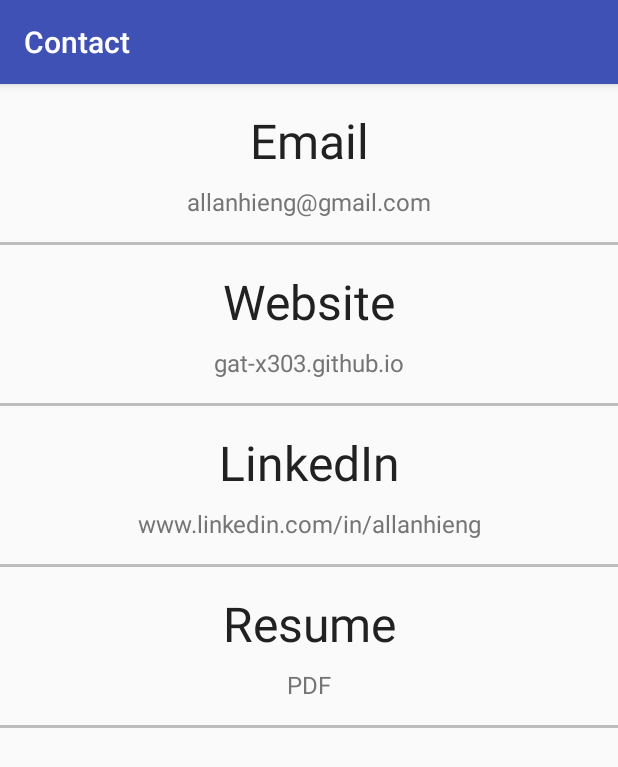
After one commit to GAT-X303/AndroidPortfolio, an Android app: the ContactActivity screen opened directly, with no data from a screen before it, on a phone screen of 412 x 824 dp. The commit adds this screen. Shown: the top 767 px of the screen. Run offline under Robolectric (Android 15) with nearby library versions, the phone set to English and light mode, and no system bars.

Commit message:
Verison 0.4
-Added contact section
-Basic funtionality is complete
-Verison 1.0 after visual polish

```diff
--- a/AndroidPortfolio/app/src/main/AndroidManifest.xml
+++ b/AndroidPortfolio/app/src/main/AndroidManifest.xml
@@ -24,6 +24,9 @@
         <activity
             android:name=".ProjectsActivity"
             android:label="@string/projects" />
+        <activity
+            android:name=".ContactActivity"
+            android:label="@string/contact" />
     </application>
 
 </manifest>
--- /dev/null
+++ b/AndroidPortfolio/app/src/main/java/io/github/gat_x303/androidportfolio/ContactActivity.java
@@ -0,0 +1,68 @@
+package io.github.gat_x303.androidportfolio;
+
+import android.content.Intent;
+import android.net.Uri;
+import android.os.Bundle;
+import android.support.v7.app.AppCompatActivity;
+import android.view.View;
+import android.widget.LinearLayout;
+
+/**
+ * Created by allan on 2017-08-15.
+ */
+
+public class ContactActivity extends AppCompatActivity {
+    @Override
+    protected void onCreate(Bundle savedInstanceState) {
+        super.onCreate(savedInstanceState);
+        setContentView(R.layout.activity_contact);
+
+        LinearLayout emailView = (LinearLayout) findViewById(R.id.email);
+        LinearLayout websiteView = (LinearLayout) findViewById(R.id.website);
+        LinearLayout linkedinView = (LinearLayout) findViewById(R.id.linkedin);
+        LinearLayout resumeView = (LinearLayout) findViewById(R.id.resume);
+
+        final String websiteUrl = "https://gat-x303.github.io/";
+        final String linkedinUrl = "https://www.linkedin.com/in/allanhieng/";
+        final String resumeUrl = "https://docs.google.com/document/d/1k1JO39JSCCKBqi6_zjnVVQPLvJ6Chp8DMtt8ciPemnc/edit?usp=sharing";
+
+
+        emailView.setOnClickListener(new View.OnClickListener() {
+            @Override
+            public void onClick(View v) {
+                Intent intent = new Intent(Intent.ACTION_SEND);
+                intent.setType("message/rfc822");
+                intent.putExtra(Intent.EXTRA_EMAIL, new String[]{"allanhieng@gmail.com"});
+                v.getContext().startActivity(intent);
+            }
+        });
+
+        websiteView.setOnClickListener(new View.OnClickListener() {
+            @Override
+            public void onClick(View v) {
+                Intent intent = new Intent((Intent.ACTION_VIEW));
+                intent.setData(Uri.parse(websiteUrl));
+                v.getContext().startActivity(intent);
+            }
+        });
+
+        linkedinView.setOnClickListener(new View.OnClickListener() {
+            @Override
+            public void onClick(View v) {
+                Intent intent = new Intent((Intent.ACTION_VIEW));
+                intent.setData(Uri.parse(linkedinUrl));
+                v.getContext().startActivity(intent);
+            }
+        });
+
+        resumeView.setOnClickListener(new View.OnClickListener() {
+            @Override
+            public void onClick(View v) {
+                Intent intent = new Intent((Intent.ACTION_VIEW));
+                intent.setData(Uri.parse(resumeUrl));
+                v.getContext().startActivity(intent);
+            }
+        });
+
+    }
+}
--- a/AndroidPortfolio/app/src/main/java/io/github/gat_x303/androidportfolio/MainActivity.java
+++ b/AndroidPortfolio/app/src/main/java/io/github/gat_x303/androidportfolio/MainActivity.java
@@ -50,6 +50,14 @@
             }
         });
 
+        contactView.setOnClickListener(new View.OnClickListener() {
+            @Override
+            public void onClick(View v) {
+                Intent contactIntent = new Intent(MainActivity.this, ContactActivity.class);
+                startActivity(contactIntent);
+            }
+        });
+
         //
 
     }
--- /dev/null
+++ b/AndroidPortfolio/app/src/main/res/layout/activity_contact.xml
@@ -0,0 +1,136 @@
+<?xml version="1.0" encoding="utf-8"?>
+<LinearLayout xmlns:android="http://schemas.android.com/apk/res/android"
+    android:layout_width="match_parent"
+    android:layout_height="match_parent"
+    android:orientation="vertical">
+
+    <LinearLayout
+        android:id="@+id/email"
+        android:layout_width="match_parent"
+        android:layout_height="wrap_content"
+        android:orientation="vertical">
+
+        <TextView
+            android:layout_width="match_parent"
+            android:layout_height="wrap_content"
+            android:gravity="center"
+            android:paddingBottom="8dp"
+            android:paddingTop="16dp"
+            android:text="Email"
+            android:textColor="@color/primary_text"
+            android:textSize="32sp" />
+
+        <TextView
+            android:layout_width="match_parent"
+            android:layout_height="wrap_content"
+            android:gravity="center"
+            android:paddingBottom="16dp"
+            android:text="allanhieng@gmail.com"
+            android:textColor="@color/secondary_text"
+            android:textSize="16sp" />
+
+    </LinearLayout>
+
+    <View
+        android:layout_width="fill_parent"
+        android:layout_height="2dp"
+        android:background="@color/divider" />
+
+    <LinearLayout
+        android:id="@+id/website"
+        android:layout_width="match_parent"
+        android:layout_height="wrap_content"
+        android:orientation="vertical">
+
+        <TextView
+            android:layout_width="match_parent"
+            android:layout_height="wrap_content"
+            android:gravity="center"
+            android:paddingBottom="8dp"
+            android:paddingTop="16dp"
+            android:text="Website"
+            android:textColor="@color/primary_text"
+            android:textSize="32sp" />
+
+        <TextView
+            android:layout_width="match_parent"
+            android:layout_height="wrap_content"
+            android:gravity="center"
+            android:paddingBottom="16dp"
+            android:text="gat-x303.github.io"
+            android:textColor="@color/secondary_text"
+            android:textSize="16sp" />
+
+    </LinearLayout>
+
+    <View
+        android:layout_width="fill_parent"
+        android:layout_height="2dp"
+        android:background="@color/divider" />
+
+    <LinearLayout
+        android:id="@+id/linkedin"
+        android:layout_width="match_parent"
+        android:layout_height="wrap_content"
+        android:orientation="vertical">
+
+        <TextView
+            android:layout_width="match_parent"
+            android:layout_height="wrap_content"
+            android:gravity="center"
+            android:paddingBottom="8dp"
+            android:paddingTop="16dp"
+            android:text="LinkedIn"
+            android:textColor="@color/primary_text"
+            android:textSize="32sp" />
+
+        <TextView
+            android:layout_width="match_parent"
+            android:layout_height="wrap_content"
+            android:gravity="center"
+            android:paddingBottom="16dp"
+            android:text="www.linkedin.com/in/allanhieng"
+            android:textColor="@color/secondary_text"
+            android:textSize="16sp" />
+
+    </LinearLayout>
+
+    <View
+        android:layout_width="fill_parent"
+        android:layout_height="2dp"
+        android:background="@color/divider" />
+
+    <LinearLayout
+        android:id="@+id/resume"
+        android:layout_width="match_parent"
+        android:layout_height="wrap_content"
+        android:orientation="vertical">
+
+        <TextView
+            android:layout_width="match_parent"
+            android:layout_height="wrap_content"
+            android:gravity="center"
+            android:paddingBottom="8dp"
+            android:paddingTop="16dp"
+            android:text="Resume"
+            android:textColor="@color/primary_text"
+            android:textSize="32sp" />
+
+        <TextView
+            android:layout_width="match_parent"
+            android:layout_height="wrap_content"
+            android:gravity="center"
+            android:paddingBottom="16dp"
+            android:text="PDF"
+            android:textColor="@color/secondary_text"
+            android:textSize="16sp" />
+
+    </LinearLayout>
+
+    <View
+        android:layout_width="fill_parent"
+        android:layout_height="2dp"
+        android:background="@color/divider" />
+
+
+</LinearLayout>
```
